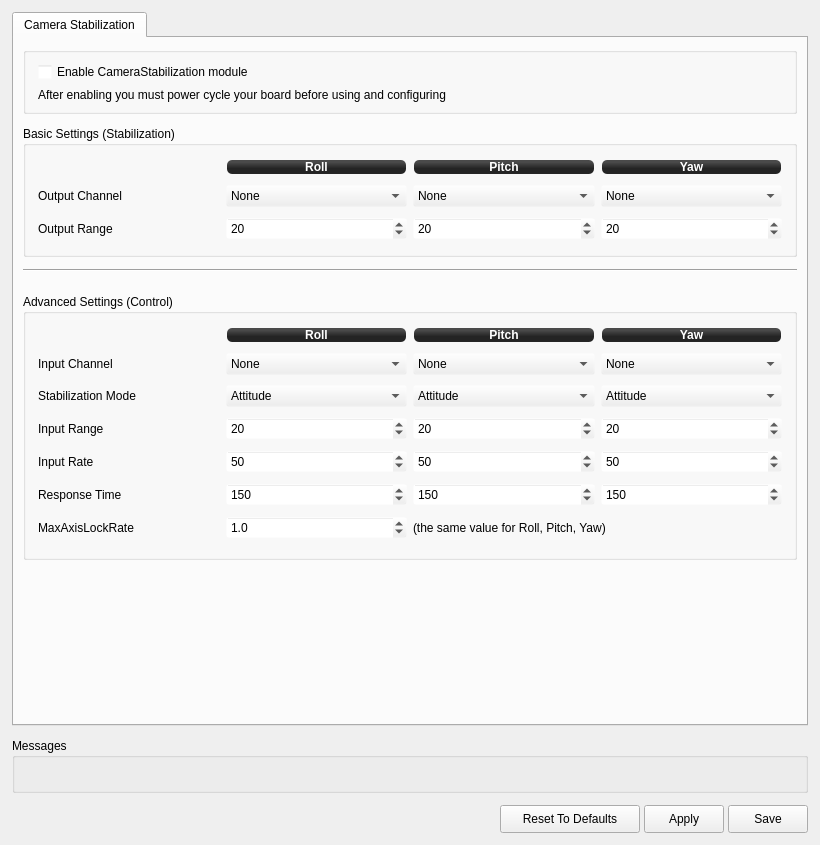
Above: ground/openpilotgcs/src/plugins/config/camerastabilization.ui from openpilot/OpenPilot before the change. Below: the same form after it.
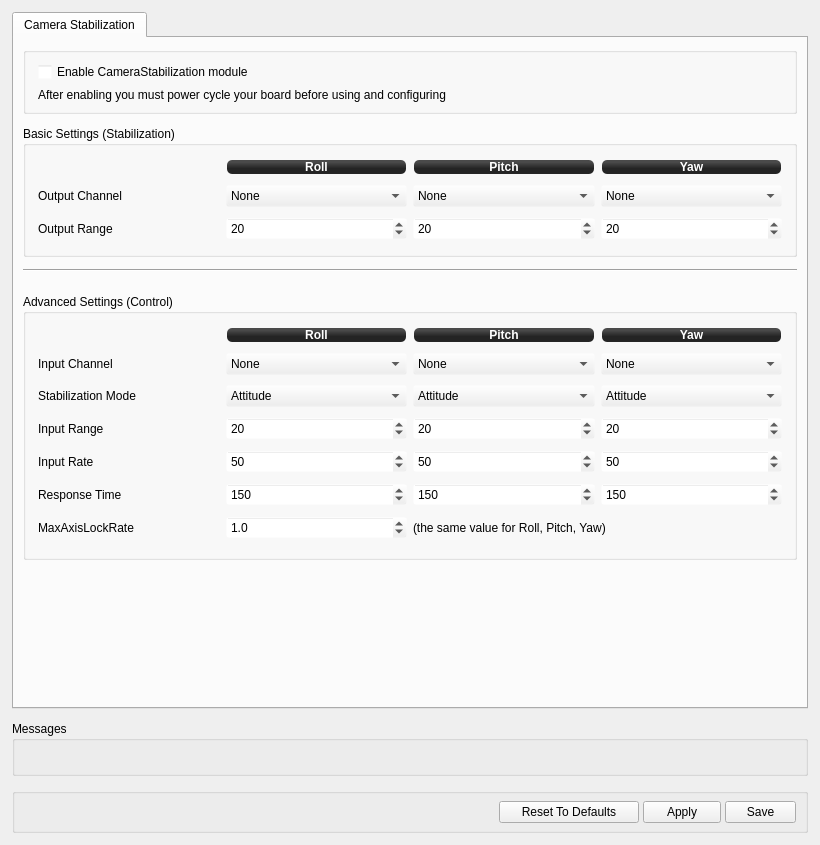
That is the form after the change. Icons and pictures are not drawn.

Commit message: fixed save area in camerastab ui form to make skinny

```diff
--- a/ground/openpilotgcs/src/plugins/config/camerastabilization.ui
+++ b/ground/openpilotgcs/src/plugins/config/camerastabilization.ui
@@ -131,8 +131,8 @@
            <rect>
             <x>0</x>
             <y>0</y>
-            <width>792</width>
-            <height>677</height>
+            <width>790</width>
+            <height>678</height>
            </rect>
           </property>
           <property name="autoFillBackground">
@@ -918,10 +918,32 @@
     </widget>
    </item>
    <item>
+    <widget class="QGroupBox" name="groupBox_2">
+     <property name="sizePolicy">
+      <sizepolicy hsizetype="Preferred" vsizetype="Minimum">
+       <horstretch>0</horstretch>
+       <verstretch>0</verstretch>
+      </sizepolicy>
+     </property>
+     <property name="minimumSize">
+      <size>
+       <width>0</width>
+       <height>45</height>
+      </size>
+     </property>
+     <property name="title">
+      <string/>
+     </property>
     <layout class="QHBoxLayout" name="horizontalLayout_2">
      <property name="spacing">
       <number>4</number>
      </property>
+      <property name="topMargin">
+       <number>0</number>
+      </property>
+      <property name="bottomMargin">
+       <number>0</number>
+      </property>
      <item>
       <spacer name="horizontalSpacer">
        <property name="orientation">
@@ -929,7 +951,7 @@
        </property>
        <property name="sizeHint" stdset="0">
         <size>
-         <width>425</width>
+          <width>456</width>
          <height>20</height>
         </size>
        </property>
@@ -945,8 +967,8 @@
        </property>
        <property name="maximumSize">
         <size>
-         <width>32</width>
-         <height>32</height>
+          <width>25</width>
+          <height>25</height>
         </size>
        </property>
        <property name="font">
@@ -963,8 +985,8 @@
        </property>
        <property name="iconSize">
         <size>
-         <width>32</width>
-         <height>32</height>
+          <width>25</width>
+          <height>25</height>
         </size>
        </property>
        <property name="shortcut">
@@ -989,7 +1011,7 @@
        <property name="minimumSize">
         <size>
          <width>140</width>
-         <height>28</height>
+          <height>16</height>
         </size>
        </property>
        <property name="toolTip">
@@ -1011,7 +1033,7 @@
        <property name="minimumSize">
         <size>
          <width>78</width>
-         <height>28</height>
+          <height>16</height>
         </size>
        </property>
        <property name="toolTip">
@@ -1030,7 +1052,7 @@
        <property name="minimumSize">
         <size>
          <width>71</width>
-         <height>28</height>
+          <height>16</height>
         </size>
        </property>
        <property name="toolTip">
@@ -1048,6 +1070,7 @@
       </widget>
      </item>
     </layout>
+    </widget>
    </item>
   </layout>
  </widget>
```
Lines whose indentation alone changed are shown as unchanged. The commit also changes 1 other file.
